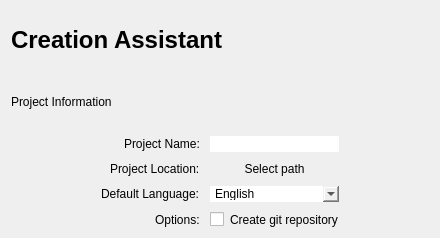
RapidWebForge/RapidWebForgeApp, file src/components/creation-assistant/creationassistant.ui: the form before one commit.
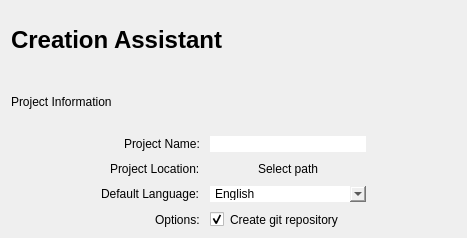
The form after the commit.

Diff of the .ui file:
```diff
--- a/src/components/creation-assistant/creationassistant.ui
+++ b/src/components/creation-assistant/creationassistant.ui
@@ -12,7 +12,7 @@
    <rect>
     <x>0</x>
     <y>0</y>
-    <width>439</width>
+    <width>467</width>
     <height>238</height>
    </rect>
   </property>
@@ -252,6 +252,9 @@
         <property name="text">
          <string>Create git repository</string>
         </property>
+        <property name="checked">
+         <bool>true</bool>
+        </property>
        </widget>
       </item>
      </layout>
```
